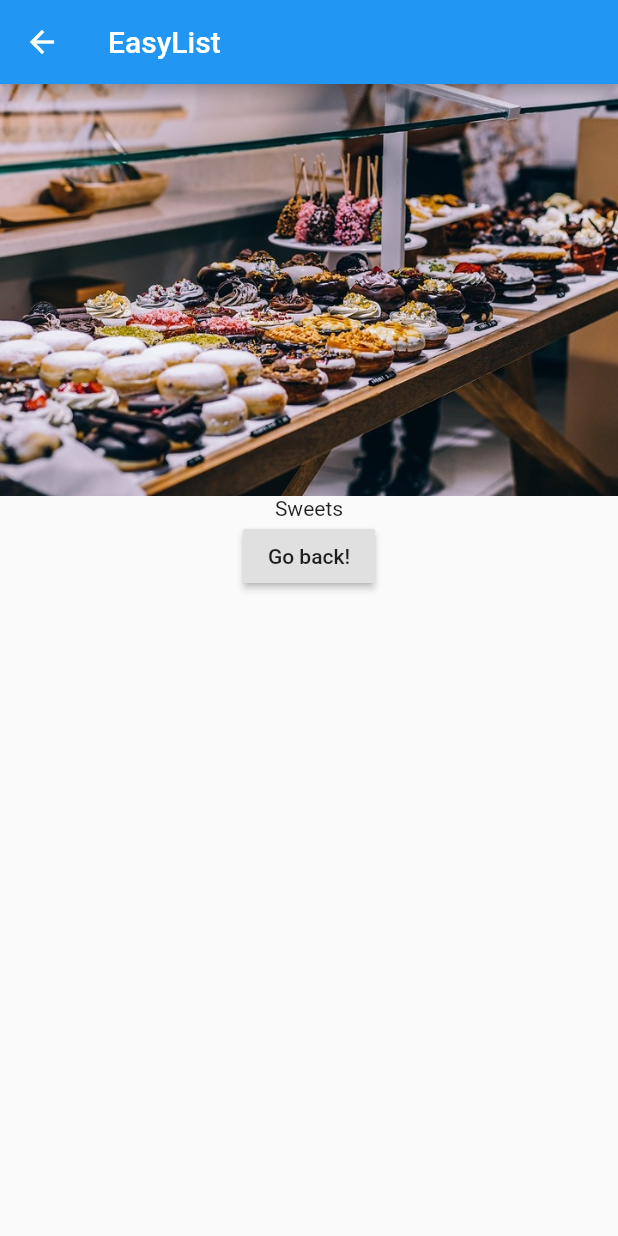
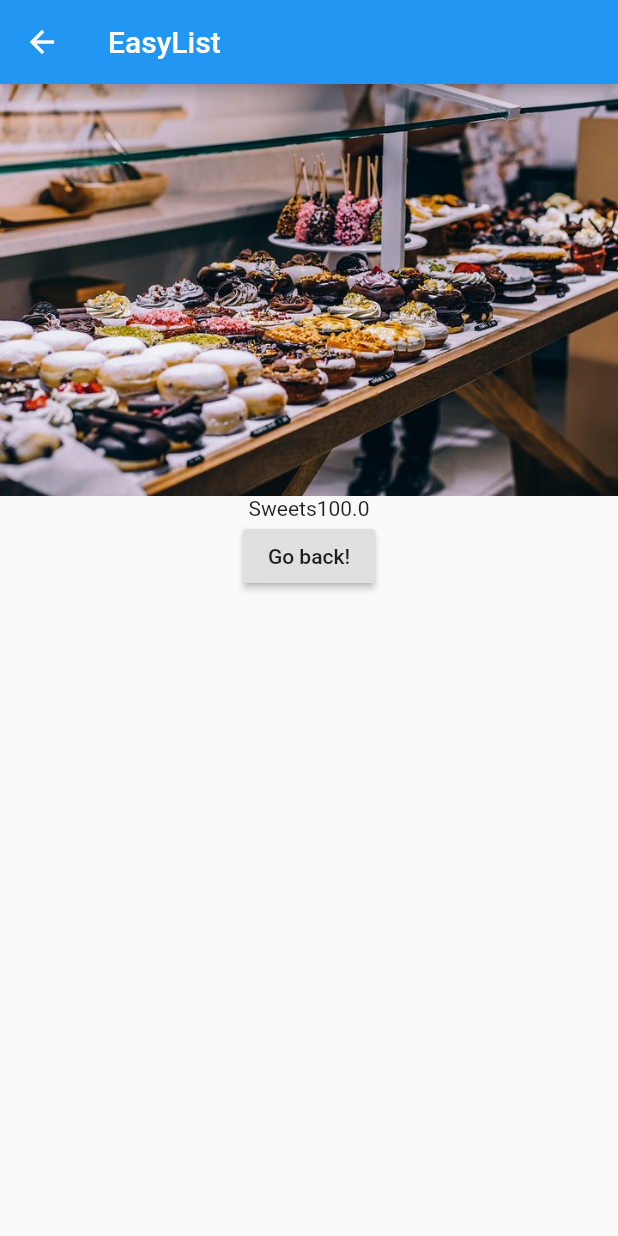
Before and after one commit to Sevak51/adding-list-with-tabs, a Flutter app: the screen it shows after launch, after a tap on "Add Product", after a tap on "Details", on a phone screen of 412 x 824 dp. Run offline on Flutter 3.47's test engine with Material 2 defaults, Android fonts, the phone set to English and light mode, and no system bars.

```diff
--- a/lib/pages/product.dart
+++ b/lib/pages/product.dart
@@ -3,8 +3,9 @@ import 'package:flutter/material.dart';
 class Product extends StatelessWidget {
   final String title;
   final String image;
+  final String price;
 
-  Product(this.title, this.image);
+  Product(this.title, this.image, this.price);
 
   @override
   Widget build(BuildContext context) {
@@ -15,8 +16,11 @@ class Product extends StatelessWidget {
       body: Center(
         child: Column(
           children: <Widget>[
-            Image.asset('assets/food.jpg'),
-            Text('Sweets'),
+            Image.asset(image),
+            Row(
+              mainAxisAlignment: MainAxisAlignment.center,
+              children: <Widget>[Text(title), Text(price)],
+            ),
             RaisedButton(
               onPressed: () {
                 Navigator.pop(context);
--- a/lib/product_control.dart
+++ b/lib/product_control.dart
@@ -6,15 +6,14 @@ class ProductControl extends StatelessWidget {
   ProductControl(this.addProduct);
 
   @override
-    Widget build(BuildContext context) {
+  Widget build(BuildContext context) {
     return RaisedButton(
-      color: Theme
-          .of(context)
-          .primaryColor,
+      color: Theme.of(context).primaryColor,
       onPressed: () {
         addProduct({
-         "title": "Sweets",
-         "imageurl": "Image.asset('assets/food.jpg')"
+          "title": "Sweets",
+          "imageurl": "assets/food.jpg",
+          "price": 100.00
         });
       },
       child: Text('Add Product'),
--- a/lib/products.dart
+++ b/lib/products.dart
@@ -12,8 +12,9 @@ class Products extends StatelessWidget {
     return Card(
       child: Column(
         children: <Widget>[
-          Image.asset('assets/food.jpg'),
+          Image.asset(products[index]['imageurl']),
           Text(products[index]['title']),
+          Text(products[index]['price'].toString()),
           ButtonBar(
               alignment: MainAxisAlignment.center,
               children: <Widget>[
@@ -22,7 +23,7 @@ class Products extends StatelessWidget {
                     Navigator.push(
                       context,
                       MaterialPageRoute(
-                          builder: (BuildContext context) => Product(products[index]['Title'], products[index][Image.asset('assets/food.jpg')])),
+                          builder: (BuildContext context) => Product(products[index]['title'], products[index]['imageurl'], products[index]['price'].toString())),
                     );
                   },
                   child: Text("Details"),
```
